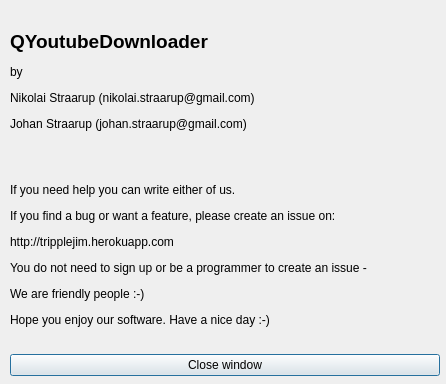
Before: the Qt Designer form aboutwindow.ui in doublejim/QYoutubeDownloader, drawn with Qt 5.
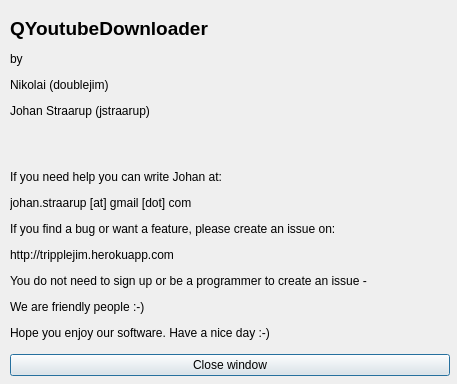
After: the same form once the commit is applied.

Commit message: Update about dialog

```diff
--- a/aboutwindow.ui
+++ b/aboutwindow.ui
@@ -6,7 +6,7 @@
    <rect>
     <x>0</x>
     <y>0</y>
-    <width>446</width>
+    <width>457</width>
     <height>384</height>
    </rect>
   </property>
@@ -24,7 +24,7 @@
     <rect>
      <x>10</x>
      <y>10</y>
-     <width>430</width>
+     <width>440</width>
      <height>366</height>
     </rect>
    </property>
@@ -32,7 +32,7 @@
     <item>
      <widget class="QLabel" name="label">
       <property name="text">
-       <string>&lt;html&gt;&lt;head/&gt;&lt;body&gt;&lt;p&gt;&lt;span style=&quot; font-size:14pt; font-weight:600;&quot;&gt;QYoutubeDownloader&lt;/span&gt;&lt;/p&gt;&lt;p&gt;by&lt;/p&gt;&lt;p&gt;Nikolai Straarup (nikolai.straarup@gmail.com)&lt;/p&gt;&lt;p&gt;Johan Straarup (johan.straarup@gmail.com)&lt;/p&gt;&lt;p&gt;&lt;br/&gt;&lt;/p&gt;&lt;p&gt;If you need help you can write either of us.&lt;/p&gt;&lt;p&gt;If you find a bug or want a feature, please create an issue on: &lt;/p&gt;&lt;p&gt;http://tripplejim.herokuapp.com&lt;/p&gt;&lt;p&gt;You do not need to sign up or be a programmer to create an issue -&lt;/p&gt;&lt;p&gt;We are friendly people :-)&lt;/p&gt;&lt;p&gt;Hope you enjoy our software. Have a nice day :-)&lt;/p&gt;&lt;/body&gt;&lt;/html&gt;</string>
+       <string>&lt;html&gt;&lt;head/&gt;&lt;body&gt;&lt;p&gt;&lt;span style=&quot; font-size:14pt; font-weight:600;&quot;&gt;QYoutubeDownloader&lt;/span&gt;&lt;/p&gt;&lt;p&gt;by&lt;/p&gt;&lt;p&gt;Nikolai (doublejim)&lt;/p&gt;&lt;p&gt;Johan Straarup (jstraarup)&lt;/p&gt;&lt;p&gt;&lt;br/&gt;&lt;/p&gt;&lt;p&gt;If you need help you can write Johan at:&lt;/p&gt;&lt;p&gt;johan.straarup [at] gmail [dot] com&lt;/p&gt;&lt;p&gt;If you find a bug or want a feature, please create an issue on: &lt;/p&gt;&lt;p&gt;http://tripplejim.herokuapp.com&lt;/p&gt;&lt;p&gt;You do not need to sign up or be a programmer to create an issue -&lt;/p&gt;&lt;p&gt;We are friendly people :-)&lt;/p&gt;&lt;p&gt;Hope you enjoy our software. Have a nice day :-)&lt;/p&gt;&lt;/body&gt;&lt;/html&gt;</string>
       </property>
       <property name="textFormat">
        <enum>Qt::AutoText</enum>
```
